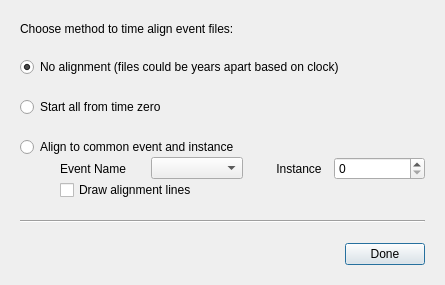
First picture: the form in visualizer/dialogs/TimeAlignDialog.ui, repository michaelboth/EventAnalyzer, before the edit.
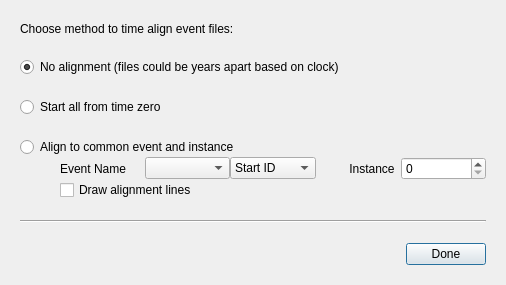
Second picture: the form after the edit.

Commit message: Implementing time alignment feature

```diff
--- a/visualizer/dialogs/TimeAlignDialog.ui
+++ b/visualizer/dialogs/TimeAlignDialog.ui
@@ -6,7 +6,7 @@
    <rect>
     <x>0</x>
     <y>0</y>
-    <width>445</width>
+    <width>506</width>
     <height>285</height>
    </rect>
   </property>
@@ -122,6 +122,20 @@
             <item>
              <widget class="QComboBox" name="eventNameCombo"/>
             </item>
+            <item>
+             <widget class="QComboBox" name="startEndCombo">
+              <item>
+               <property name="text">
+                <string>Start ID</string>
+               </property>
+              </item>
+              <item>
+               <property name="text">
+                <string>End ID</string>
+               </property>
+              </item>
+             </widget>
+            </item>
             <item>
              <widget class="QLabel" name="label_3">
               <property name="text">
```
The commit also changes 3 other files.
